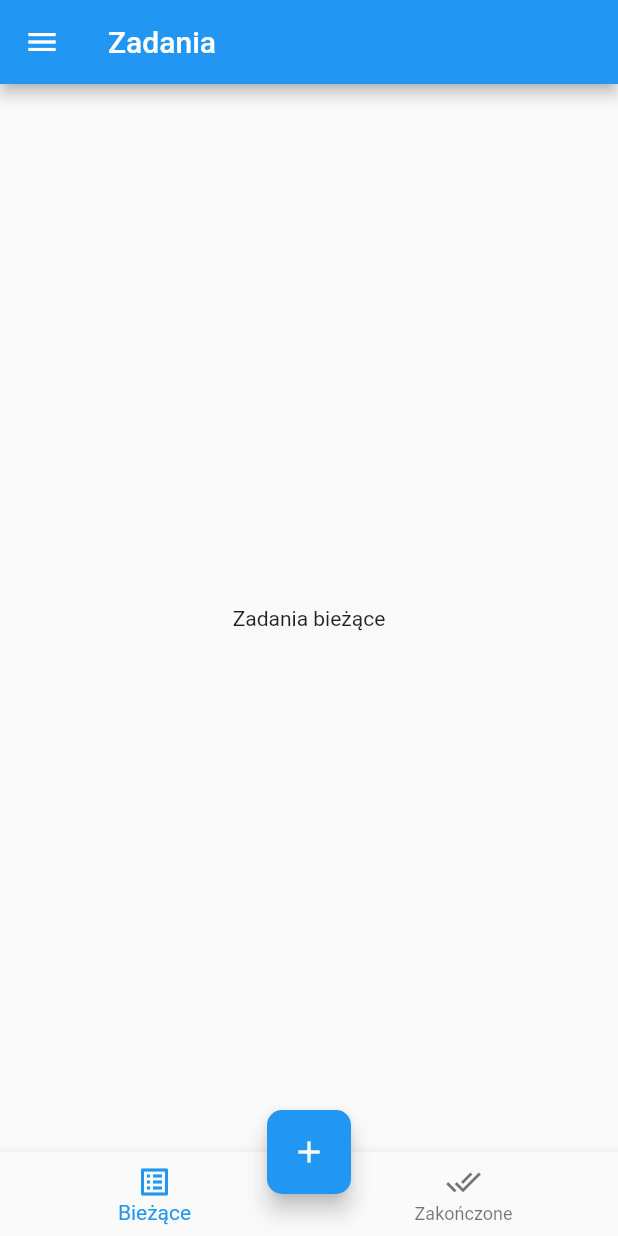
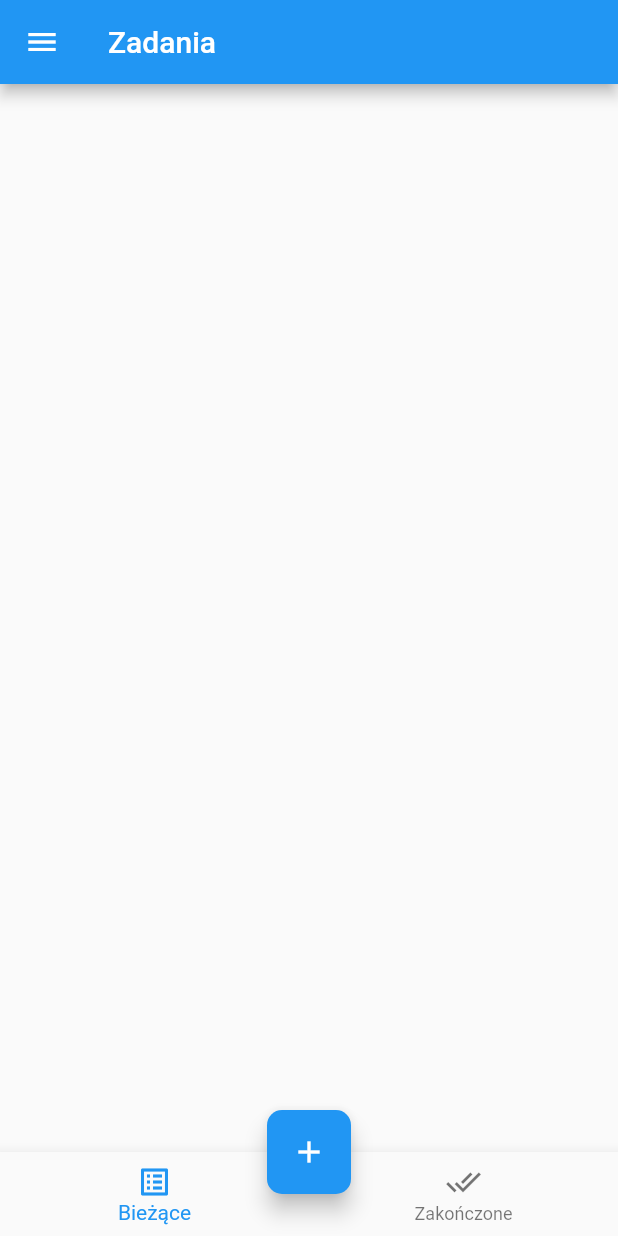
Before and after one commit to piotrpeczkowski/sw_planner, a Flutter app: the screen it shows after launch, on a phone screen of 412 x 824 dp. Run offline on Flutter 3.47's test engine with Material 2 defaults, Android fonts, the light colour scheme and no system bars.

Commit message:
Create content pages for tasks

```diff
--- /dev/null
+++ b/lib/features/tasks_page/content/actual_tasks_content/actual_tasks_content.dart
@@ -0,0 +1,14 @@
+import 'package:flutter/material.dart';
+
+class ActualTasksContent extends StatelessWidget {
+  const ActualTasksContent({
+    super.key,
+  });
+
+  @override
+  Widget build(BuildContext context) {
+    return ListView(
+      children: [],
+    );
+  }
+}
--- /dev/null
+++ b/lib/features/tasks_page/content/ended_tasks_content/ended_tasks_content.dart
@@ -0,0 +1,14 @@
+import 'package:flutter/material.dart';
+
+class EndedTasksContent extends StatelessWidget {
+  const EndedTasksContent({
+    super.key,
+  });
+
+  @override
+  Widget build(BuildContext context) {
+    return ListView(
+      children: [],
+    );
+  }
+}
--- a/lib/features/tasks_page/pages/tasks.dart
+++ b/lib/features/tasks_page/pages/tasks.dart
@@ -1,5 +1,7 @@
 import 'package:flutter/material.dart';
 import 'package:sw_planner/features/add_task/pages/add_task.dart';
+import 'package:sw_planner/features/tasks_page/content/actual_tasks_content/actual_tasks_content.dart';
+import 'package:sw_planner/features/tasks_page/content/ended_tasks_content/ended_tasks_content.dart';
 import 'package:sw_planner/features/widgets/custom_drawer.dart';
 
 class TasksPage extends StatefulWidget {
@@ -42,16 +44,14 @@ class _TasksPageState extends State<TasksPage> {
           },
         ),
       ),
-      body: Builder(builder: (context) {
-        if (_currentIndex == 0) {
-          return const Center(
-            child: Text('Zadania bieżące'),
-          );
-        }
-        return const Center(
-          child: Text('Zadania zakończone'),
-        );
-      }),
+      body: Builder(
+        builder: (context) {
+          if (_currentIndex == 0) {
+            return const ActualTasksContent();
+          }
+          return const EndedTasksContent();
+        },
+      ),
     );
   }
 }
```
